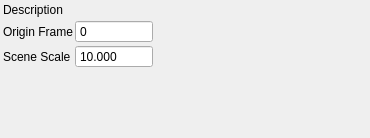
First picture: the form in python/mmSolver/tools/solver/widget/solver_camera_widget.ui, repository david-cattermole/mayaMatchMoveSolver, before the edit.
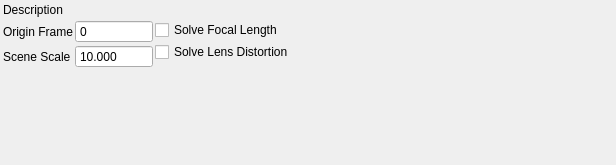
Second picture: the form after the edit.

Commit message: Solver UI can filter focal length or lens distortion attrs

```diff
--- a/python/mmSolver/tools/solver/widget/solver_camera_widget.ui
+++ b/python/mmSolver/tools/solver/widget/solver_camera_widget.ui
@@ -6,8 +6,8 @@
    <rect>
     <x>0</x>
     <y>0</y>
-    <width>370</width>
-    <height>138</height>
+    <width>616</width>
+    <height>165</height>
    </rect>
   </property>
   <property name="windowTitle">
@@ -120,6 +120,43 @@
        </item>
       </layout>
      </item>
+     <item>
+      <layout class="QVBoxLayout" name="options3_layout">
+       <property name="spacing">
+        <number>2</number>
+       </property>
+       <item>
+        <widget class="QCheckBox" name="solveFocalLength_checkBox">
+         <property name="text">
+          <string>Solve Focal Length</string>
+         </property>
+        </widget>
+       </item>
+       <item>
+        <widget class="QCheckBox" name="solveLensDistortion_checkBox">
+         <property name="text">
+          <string>Solve Lens Distortion</string>
+         </property>
+        </widget>
+       </item>
+       <item>
+        <spacer name="verticalSpacer_4">
+         <property name="orientation">
+          <enum>Qt::Vertical</enum>
+         </property>
+         <property name="sizeType">
+          <enum>QSizePolicy::MinimumExpanding</enum>
+         </property>
+         <property name="sizeHint" stdset="0">
+          <size>
+           <width>10</width>
+           <height>1</height>
+          </size>
+         </property>
+        </spacer>
+       </item>
+      </layout>
+     </item>
      <item>
       <spacer name="horizontalSpacer">
        <property name="orientation">
```
The commit also changes 9 other files.
